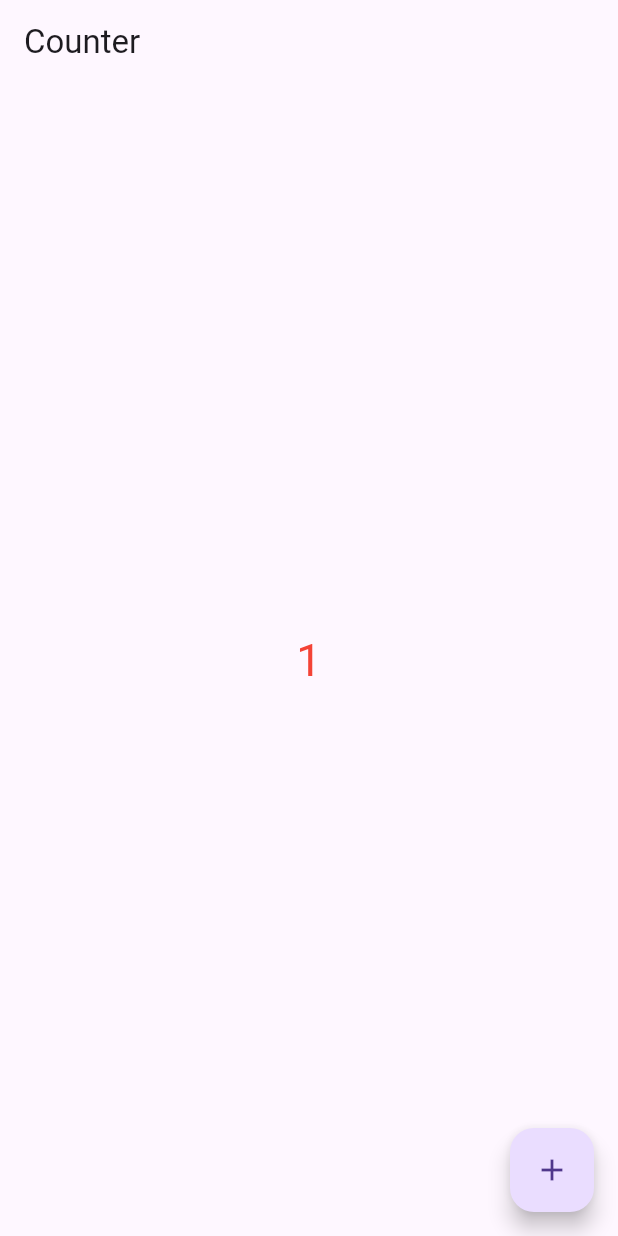
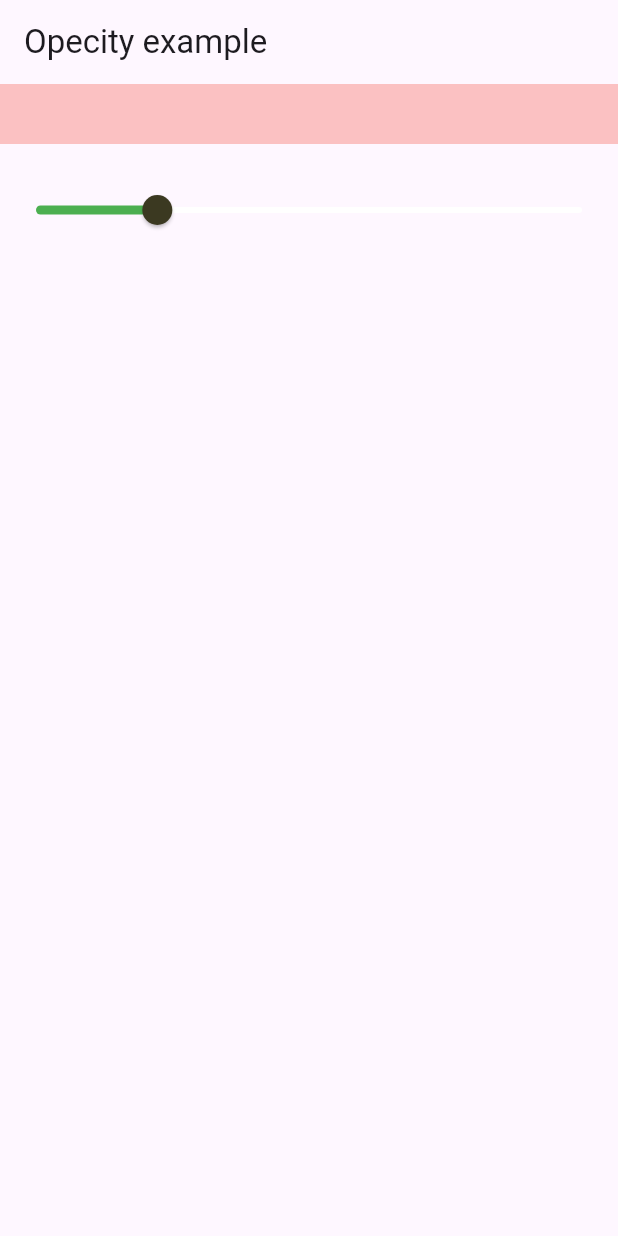
Before and after one commit to ravikumarsaini3/getx_utilities_1, a Flutter app: the screen it shows after launch, on a phone screen of 412 x 824 dp. Run offline on Flutter 3.47's test engine with Material 3 defaults, Android fonts, the phone set to English and light mode, and no system bars; our stand-ins replace get.

Commit message:
opacity_example complete

```diff
--- a/lib/main.dart
+++ b/lib/main.dart
@@ -1,6 +1,7 @@
 import 'package:flutter/material.dart';
 import 'package:get/get.dart';
-import 'package:getx_utilities_1/screen/counter/counter_example.dart';
+import 'package:getx_utilities_1/screen/getx_example/counter_example.dart';
+import 'package:getx_utilities_1/screen/getx_example/opecity_example.dart';
 import 'package:getx_utilities_1/screen/utilities/screen_one.dart';
 import 'package:getx_utilities_1/screen/utilities/screen_three.dart';
 import 'package:getx_utilities_1/screen/utilities/screen_two.dart';
@@ -23,7 +24,7 @@ class MyApp extends StatelessWidget {
       theme: ThemeData.light(),
       darkTheme: ThemeData.dark(),
       themeMode: ThemeMode.system, // Change this as neede
-      home: const CounterExample(),
+      home: OpecityExample(),
       getPages: [
         GetPage(
           name: '/screenone',
--- /dev/null
+++ b/lib/screen/getx_example/opecity_example.dart
@@ -0,0 +1,50 @@
+import 'package:flutter/material.dart';
+import 'package:get/get.dart';
+import 'package:getx_utilities_1/screen/getxcontroller/opacity_controller.dart';
+
+class OpecityExample extends StatefulWidget {
+  @override
+  State<OpecityExample> createState() => _OpecityExampleState();
+}
+
+class _OpecityExampleState extends State<OpecityExample> {
+  OpacityController opacitycontroller = Get.put(OpacityController());
+  // var opacity = 0.4;
+  @override
+  Widget build(BuildContext context) {
+    return Scaffold(
+      appBar: AppBar(
+        title: Text('Opecity example'),
+      ),
+      body: Column(
+        children: [
+          Center(
+              child: Obx(
+            () => Container(
+              height: 40,
+              color: Colors.red.withOpacity(opacitycontroller.opacity.value),
+            ),
+          )),
+          SizedBox(
+            height: 20,
+          ),
+          Obx(
+            () => Slider(
+              inactiveColor: Colors.white,
+              autofocus: true,
+              secondaryActiveColor: Colors.blue,
+              thumbColor: const Color.fromARGB(255, 59, 57, 33),
+              activeColor: Colors.green,
+              max: 1,
+              min: 0.1,
+              value: opacitycontroller.opacity.value,
+              onChanged: (value) {
+                opacitycontroller.changeopacity(value);
+              },
+            ),
+          )
+        ],
+      ),
+    );
+  }
+}
--- /dev/null
+++ b/lib/screen/getxcontroller/opacity_controller.dart
@@ -0,0 +1,8 @@
+import 'package:get/get.dart';
+
+class OpacityController extends GetxController {
+  RxDouble opacity = 0.3.obs;
+  changeopacity(value) {
+    opacity.value = value;
+  }
+}
```
Also changed, not shown: lib/screen/getx_example/counter_example.dart (renamed from lib/screen/counter/counter_example.dart).
